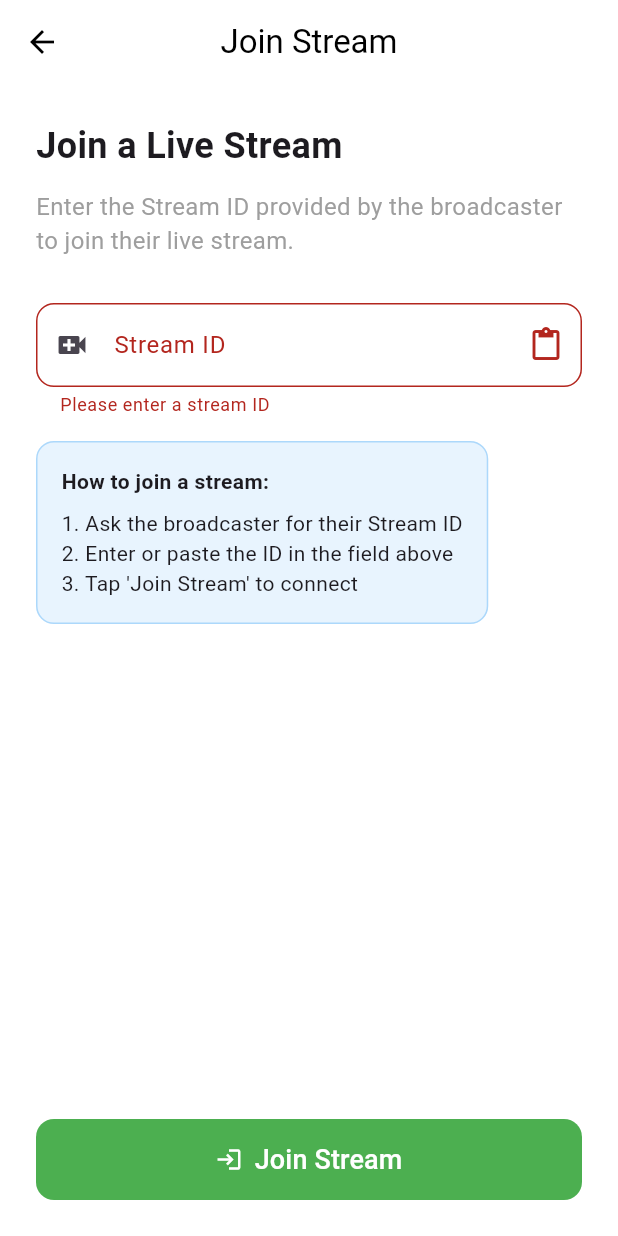
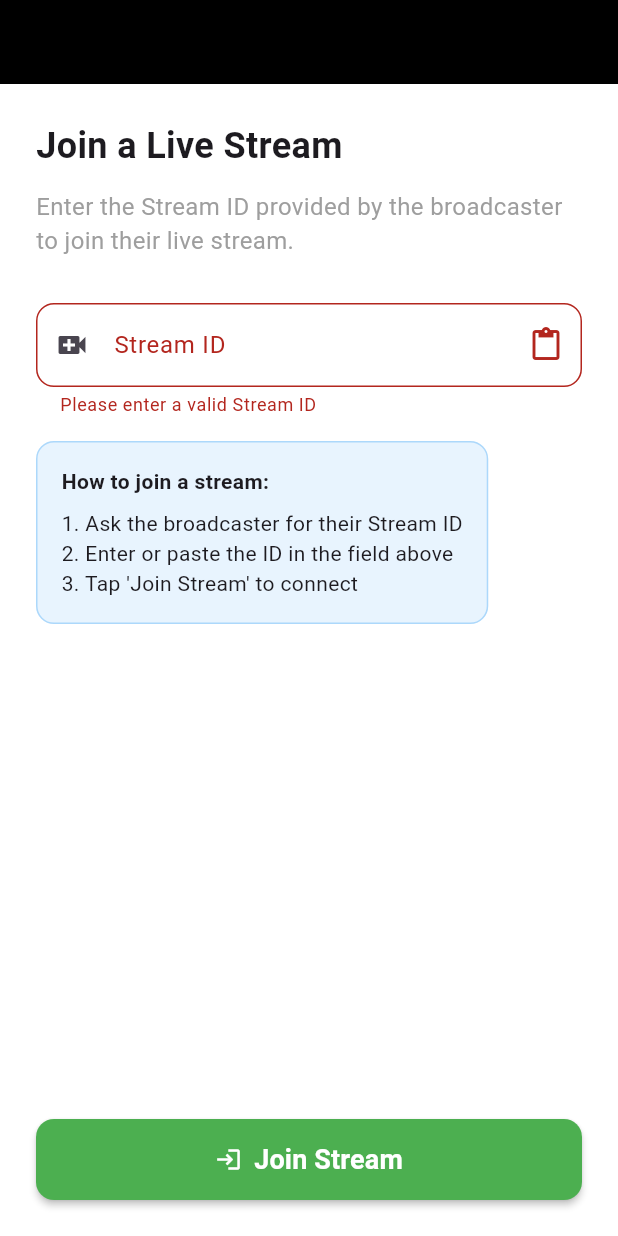
Before and after one commit to Umaiir11/Live_Stream_App, a Flutter app: the JoinScreen screen opened directly, after a tap on "Join Stream", on a phone screen of 412 x 824 dp. Run offline on Flutter 3.47's test engine with Material 3 defaults, Android fonts, the phone set to English and light mode, and no system bars; our stand-ins replace get, permission_handler; missing offline and left inert: agora_rtc_engine.

Commit message:
live streaming

```diff
--- a/lib/join_stream_view.dart
+++ b/lib/join_stream_view.dart
@@ -28,7 +28,9 @@ class _JoinScreenState extends State<JoinScreen> {
       appBar: AppBar(
         title: const Text("Join Stream"),
         centerTitle: true,
+        backgroundColor: Colors.black,
       ),
+      backgroundColor: Colors.white,
       body: Padding(
         padding: const EdgeInsets.all(24.0),
         child: Form(
@@ -46,8 +48,6 @@ class _JoinScreenState extends State<JoinScreen> {
                 style: TextStyle(fontSize: 16, color: Colors.grey),
               ),
               const SizedBox(height: 30),
-
-              // Stream ID input field
               TextFormField(
                 controller: _streamIdController,
                 decoration: InputDecoration(
@@ -67,27 +67,39 @@ class _JoinScreenState extends State<JoinScreen> {
                           _streamIdController.text = data.text!.trim();
                         });
                         Get.snackbar(
-                          "Pasted from clipboard",
+                          "Pasted",
                           "Stream ID pasted from clipboard",
                           backgroundColor: Colors.green,
                           colorText: Colors.white,
                           snackPosition: SnackPosition.BOTTOM,
+                          duration: const Duration(seconds: 2),
+                        );
+                      } else {
+                        Get.snackbar(
+                          "Error",
+                          "No text found in clipboard",
+                          backgroundColor: Colors.red,
+                          colorText: Colors.white,
+                          snackPosition: SnackPosition.BOTTOM,
+                          duration: const Duration(seconds: 2),
                         );
                       }
                     },
                   ),
                 ),
                 validator: (value) {
-                  if (value == null || value.isEmpty) {
-                    return 'Please enter a stream ID';
+                  if (value == null || value.trim().isEmpty) {
+                    return 'Please enter a valid Stream ID';
+                  }
+                  if (value.trim().length < 3) {
+                    return 'Stream ID must be at least 3 characters';
                   }
                   return null;
                 },
+                textInputAction: TextInputAction.done,
+                onFieldSubmitted: (_) => _joinStream(),
               ),
-
               const SizedBox(height: 16),
-
-              // Example text
               Container(
                 padding: const EdgeInsets.all(16),
                 decoration: BoxDecoration(
@@ -95,9 +107,9 @@ class _JoinScreenState extends State<JoinScreen> {
                   borderRadius: BorderRadius.circular(12),
                   border: Border.all(color: Colors.blue.withOpacity(0.3)),
                 ),
-                child: Column(
+                child: const Column(
                   crossAxisAlignment: CrossAxisAlignment.start,
-                  children: const [
+                  children: [
                     Text(
                       "How to join a stream:",
                       style: TextStyle(fontWeight: FontWeight.bold),
@@ -111,10 +123,7 @@ class _JoinScreenState extends State<JoinScreen> {
                   ],
                 ),
               ),
-
               const Spacer(),
-
-              // Join button
               SizedBox(
                 width: double.infinity,
                 height: 54,
@@ -125,14 +134,14 @@ class _JoinScreenState extends State<JoinScreen> {
                     shape: RoundedRectangleBorder(
                       borderRadius: BorderRadius.circular(12),
                     ),
+                    elevation: 2,
                   ),
                   onPressed: isLoading ? null : _joinStream,
                   icon: isLoading
-                      ? Container(
+                      ? const SizedBox(
                     width: 24,
                     height: 24,
-                    padding: const EdgeInsets.all(2.0),
-                    child: const CircularProgressIndicator(
+                    child: CircularProgressIndicator(
                       color: Colors.white,
                       strokeWidth: 3,
                     ),
@@ -140,7 +149,7 @@ class _JoinScreenState extends State<JoinScreen> {
                       : const Icon(Icons.login),
                   label: Text(
                     isLoading ? "Connecting..." : "Join Stream",
-                    style: const TextStyle(fontSize: 18),
+                    style: const TextStyle(fontSize: 18, fontWeight: FontWeight.bold),
                   ),
                 ),
               ),
@@ -159,13 +168,12 @@ class _JoinScreenState extends State<JoinScreen> {
 
       final streamId = _streamIdController.text.trim();
 
-      // Simulate a brief loading period (can remove in production)
+      // Navigate to LiveScreen after a brief delay (simulating connection)
       Future.delayed(const Duration(milliseconds: 800), () {
         setState(() {
           isLoading = false;
         });
 
-        // Navigate to the LiveScreen
         Get.off(() => LiveScreen(
           isBroadcaster: false.obs,
           streamId: streamId,
```
Also changed, not shown: lib/live_controller.dart (+94 -35 lines), lib/live_view.dart (+35 -40 lines), 4 other files.
